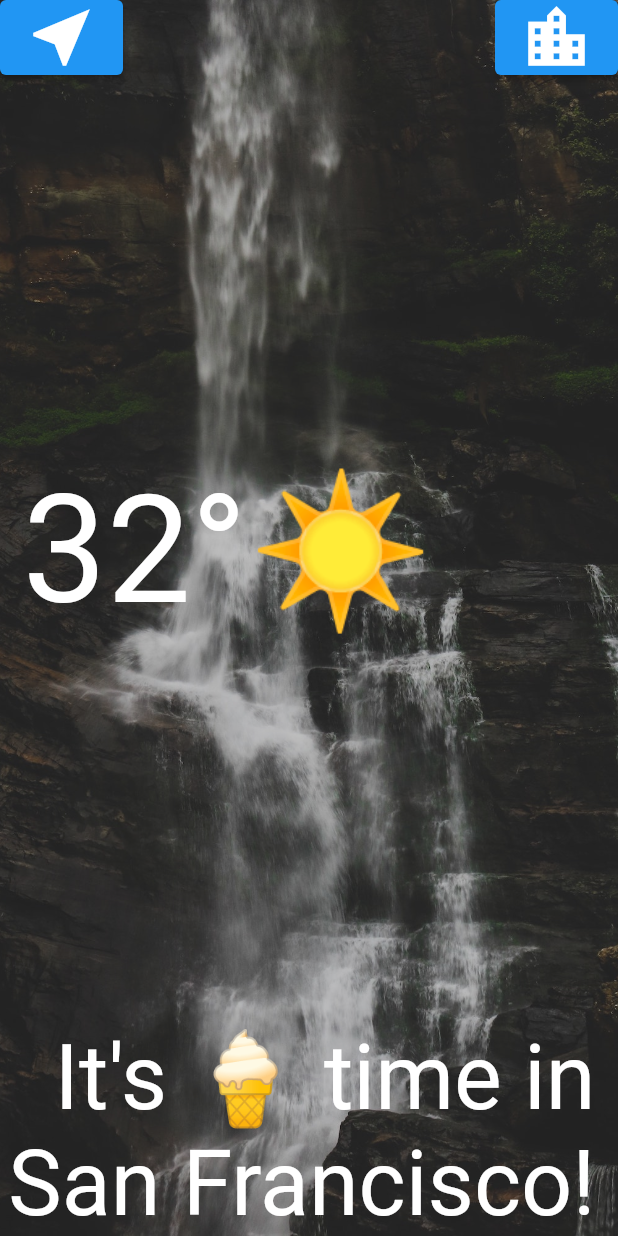
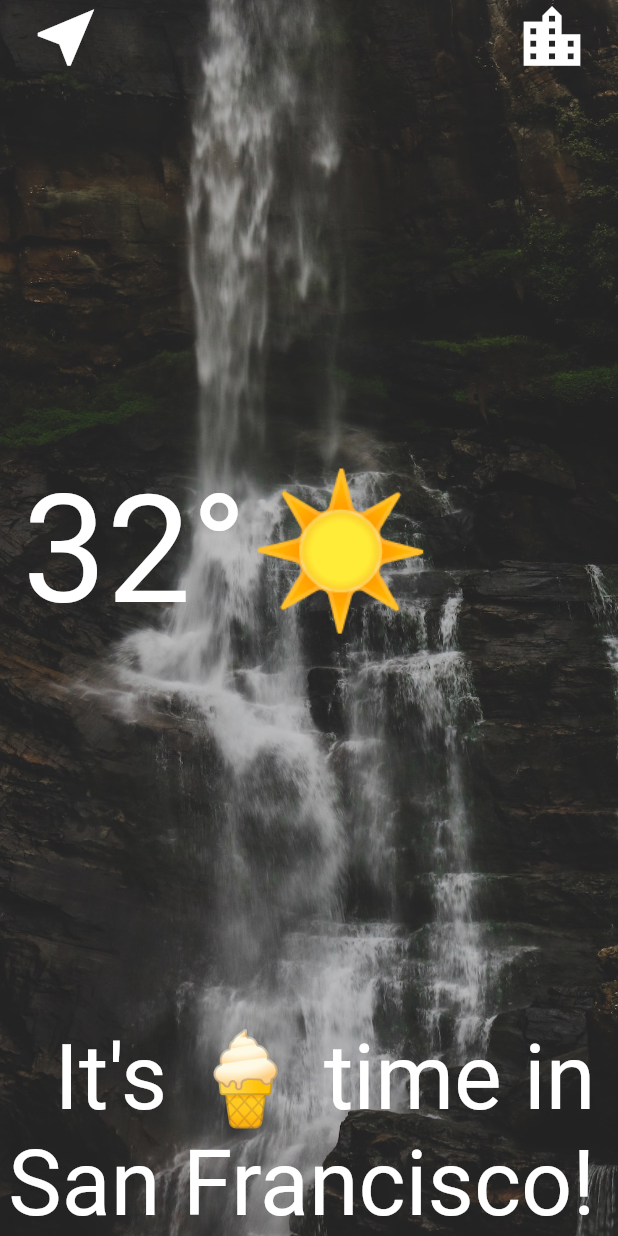
Before and after one commit to Ashish-AI/weather-app, a Flutter app: the LocationScreen screen opened directly, on a phone screen of 412 x 824 dp. Run offline on Flutter 3.47's test engine with Material 2 defaults, Android fonts, the phone set to English and light mode, and no system bars; our stand-ins replace flutter_spinkit, geolocator; network calls fail; Roboto replaces fonts that are missing (Spartan MB).

```diff
--- a/lib/screens/location_screen.dart
+++ b/lib/screens/location_screen.dart
@@ -28,14 +28,14 @@ class _LocationScreenState extends State<LocationScreen> {
               Row(
                 mainAxisAlignment: MainAxisAlignment.spaceBetween,
                 children: <Widget>[
-                  ElevatedButton(
+                  FlatButton(
                     onPressed: () {},
                     child: Icon(
                       Icons.near_me,
                       size: 50.0,
                     ),
                   ),
-                  ElevatedButton(
+                  FlatButton(
                     onPressed: () {},
                     child: Icon(
                       Icons.location_city,
@@ -74,8 +74,3 @@ class _LocationScreenState extends State<LocationScreen> {
     );
   }
 }
-
-//  double temp = jsonDecode(data)['main']['temp'];
-//       //or
-//       int condition = decodedData['weather'][0]['id'];
-//       String cityName = decodedData['name'];
--- a/pubspec.yaml
+++ b/pubspec.yaml
@@ -13,6 +13,7 @@ dependencies:
   cupertino_icons: ^0.1.2
   geolocator: ^7.1.0
   http: ^0.13.3
+  flutter_spinkit: ^5.0.0
 
 dev_dependencies:
   flutter_test:
```
Also changed, not shown: lib/screens/loading_screen.dart (+18 -3 lines), pubspec.lock.
